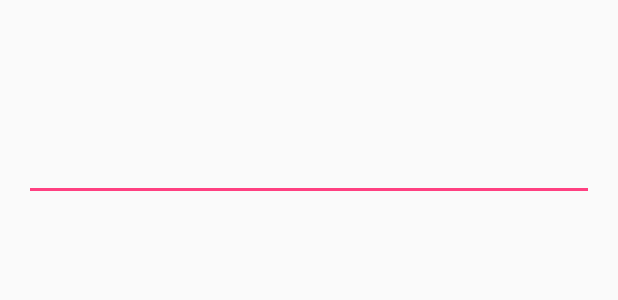
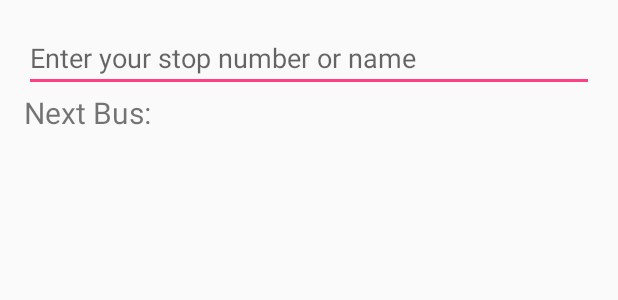
Before and after one commit to SamiHuilla/NextBusTurku, an Android app: the layout content_main.xml on its own in the app's theme, with its tools: preview values and no code run, on a phone screen of 412 x 824 dp. Shown: the top 300 px of the screen. Run offline under Robolectric (Android 15) with nearby library versions, the phone set to English and light mode, and no system bars.

```diff
--- a/app/src/main/res/layout/content_main.xml
+++ b/app/src/main/res/layout/content_main.xml
@@ -13,33 +13,43 @@
     tools:showIn="@layout/activity_main">
 
     <TextView
-        android:id="@+id/myText"
+        android:id="@+id/textView1"
         android:layout_width="wrap_content"
         android:layout_height="wrap_content"
-        android:text="" />
-
-
-
-
-
+        android:layout_below="@+id/autocomplete_stop"
+        android:text="@string/textView1"
+        android:textSize="20dp"/>
+<!--
+    <TextView
+        android:id="@+id/textView3"
+        android:layout_width="wrap_content"
+        android:layout_height="wrap_content"
+        android:layout_below="@id/autocomplete_stop"
+        android:layout_toRightOf="@id/textView1"
+        android:layout_marginLeft="100dp"
+        android:text="@string/textView3"/>
+        -->
     <TextView
         android:id="@+id/myText2"
         android:layout_width="wrap_content"
         android:layout_height="wrap_content"
         android:text=""
-        android:layout_below="@+id/myText"
-        android:layout_alignParentLeft="true"
-        android:layout_alignParentStart="true"
-        android:layout_marginTop="34dp" />
+        android:textSize="20dp"
+        android:layout_below="@+id/autocomplete_stop"
+        android:layout_toRightOf="@id/textView1"
+        android:layout_marginLeft="10dp"
+
+
+        />
 
     <AutoCompleteTextView xmlns:android="http://schemas.android.com/apk/res/android"
         android:id="@+id/autocomplete_stop"
+        android:hint="@string/autoCompleteHint"
         android:completionThreshold="1"
         android:minLines="1"
         android:maxLines="1"
         android:singleLine="true"
         android:imeOptions="actionDone"
-        android:layout_below="@+id/myText2"
         android:layout_width="fill_parent"
         android:layout_height="wrap_content"
         />
--- a/app/src/main/res/values/strings.xml
+++ b/app/src/main/res/values/strings.xml
@@ -1,5 +1,7 @@
 <resources>
     <string name="app_name">Next Bus Turku</string>
     <string name="action_settings">Settings</string>
-
+    <string name="autoCompleteHint">Enter your stop number or name</string>
+    <string name="textView1">Next Bus:</string>
+    <string name="textView3">Line:</string>
     </resources>
```
Also changed, not shown: app/src/main/java/com/example/sami/nextbusturku/MainActivity.java (+15 -14 lines), app/src/main/java/com/example/sami/nextbusturku/TimeFormat.java (+15 -1 lines).
